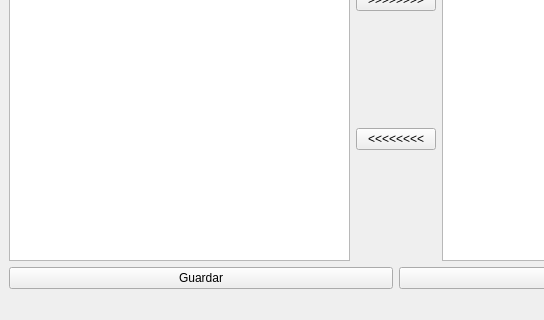
Above: ui/Main2.ui from mendoza/shiny-broccoli before the change; both pictures show x 0 to 544 and y 150 to 470 of the 791 by 470 pixel window. Below: the same form after it.
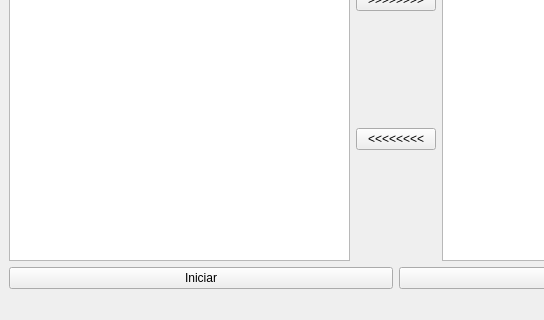
That is the form after the change. Icons and pictures are not drawn.

Commit message:
pura vida
Yep

What changed in the file:
```diff
--- a/ui/Main2.ui
+++ b/ui/Main2.ui
@@ -78,7 +78,7 @@
       <item>
        <widget class="QPushButton" name="guardar_botton">
         <property name="text">
-         <string>Guardar</string>
+         <string>Iniciar</string>
         </property>
        </widget>
       </item>
```
